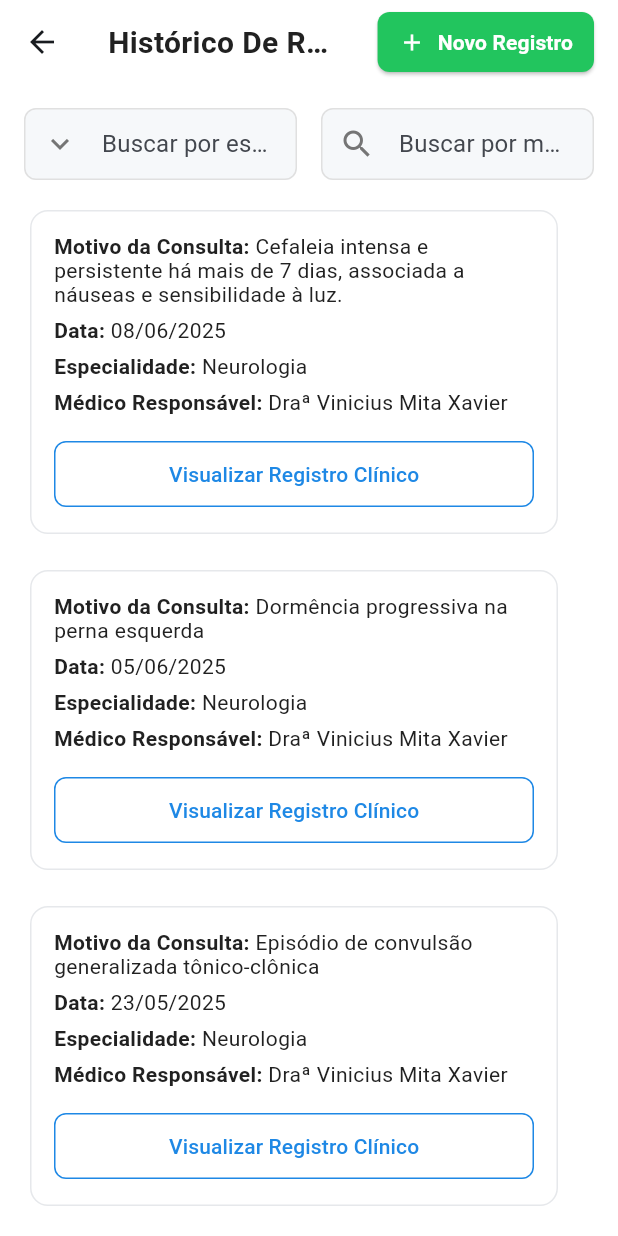
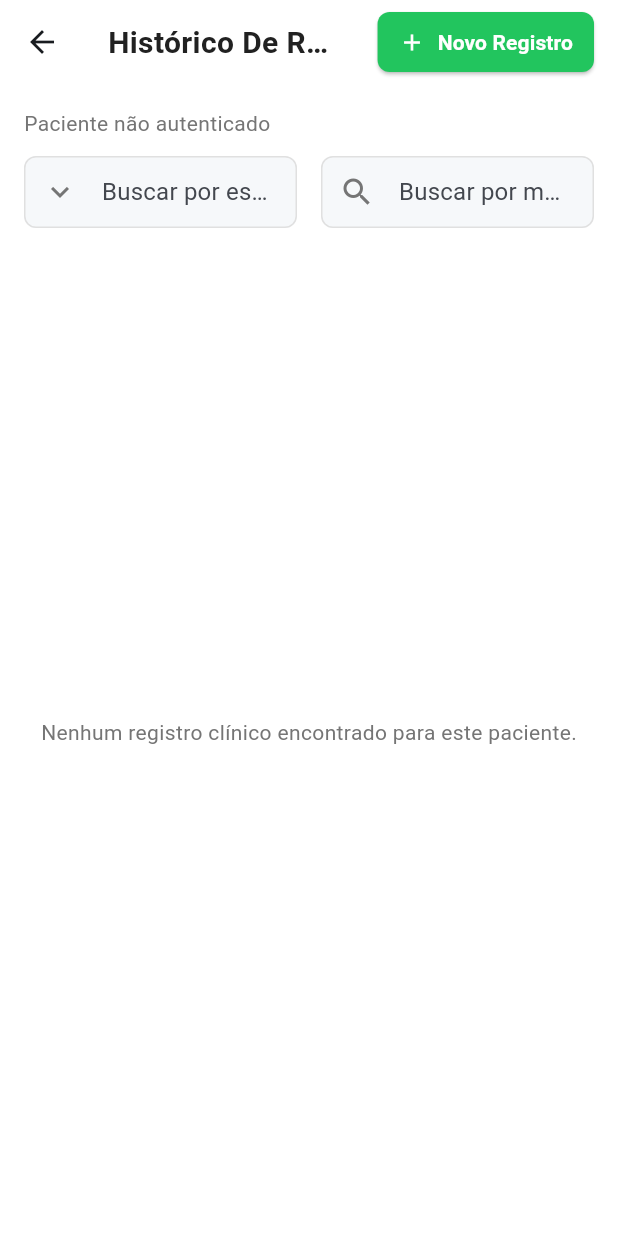
Before and after one commit to Gabrielagomesf/PulseFlow-APP, a Flutter app: the MedicalRecordsScreen screen opened by its route, on a phone screen of 412 x 824 dp. Run offline on Flutter 3.47's test engine with Material 3 defaults, Android fonts, the phone set to English and light mode, and no system bars; our stand-ins replace animated_text_kit, flutter_dotenv, flutter_secure_storage, form_field_validator, get, jwt_decoder and 1 more; missing offline and left inert: mailer, mongo_dart; accounts and stored records are empty.

Commit message:
Puxando as informações do banco de dados da parte do historico registro medico clinico

```diff
--- a/lib/config/database_config.dart
+++ b/lib/config/database_config.dart
@@ -16,6 +16,7 @@ class DatabaseConfig {
 
   static const String databaseName = 'paciente_app';
   static const String patientsCollection = 'patients';
+  static const String medicalNotesCollection = 'anotacaomedicas';
 
   static const Map<String, dynamic> connectionOptions = {
     'retryWrites': true,
--- /dev/null
+++ b/lib/models/medical_note.dart
@@ -0,0 +1,39 @@
+class MedicalNote {
+  final String id;
+  final String patientId;
+  final String titulo;
+  final String categoria;
+  final String medico;
+  final DateTime data;
+
+  MedicalNote({
+    required this.id,
+    required this.patientId,
+    required this.titulo,
+    required this.categoria,
+    required this.medico,
+    required this.data,
+  });
+
+  factory MedicalNote.fromJson(Map<String, dynamic> json) {
+    DateTime parsedDate;
+    final rawDate = json['data'];
+    if (rawDate is DateTime) {
+      parsedDate = rawDate;
+    } else if (rawDate is Map && rawDate['date'] != null) {
+      parsedDate = DateTime.tryParse(rawDate['date'].toString()) ?? DateTime.now();
+    } else {
+      parsedDate = DateTime.tryParse(rawDate?.toString() ?? '') ?? DateTime.now();
+    }
+
+    return MedicalNote(
+      id: json['_id']?.toString() ?? '',
+      patientId: json['patientId']?.toString() ?? '',
+      // Tolerante a chaves alternativas
+      titulo: (json['titulo'] ?? json['motivoConsulta'])?.toString() ?? '',
+      categoria: (json['categoria'] ?? json['especialidade'])?.toString() ?? '',
+      medico: (json['medico'] ?? json['medicoResponsavel'])?.toString() ?? '',
+      data: parsedDate,
+    );
+  }
+}
--- a/lib/screens/medical_records/medical_records_screen.dart
+++ b/lib/screens/medical_records/medical_records_screen.dart
@@ -1,12 +1,14 @@
 import 'package:flutter/material.dart';
 import 'package:get/get.dart';
 import '../../theme/app_theme.dart';
+import 'medical_records_controller.dart';
 
 class MedicalRecordsScreen extends StatelessWidget {
   const MedicalRecordsScreen({super.key});
 
   @override
   Widget build(BuildContext context) {
+    final controller = Get.put(MedicalRecordsController());
     return Scaffold(
       backgroundColor: Colors.white,
       appBar: AppBar(
@@ -34,6 +36,19 @@ class MedicalRecordsScreen extends StatelessWidget {
           child: Column(
             crossAxisAlignment: CrossAxisAlignment.start,
             children: [
+              Obx(() {
+                if (controller.isLoading.value) {
+                  return const LinearProgressIndicator(minHeight: 2);
+                }
+                final p = controller.patient.value;
+                return Padding(
+                  padding: const EdgeInsets.only(bottom: 12),
+                  child: Text(
+                    p != null ? 'Paciente: ${p.name}  •  ID: ${p.id}' : 'Paciente não autenticado',
+                    style: AppTheme.bodyMedium.copyWith(color: AppTheme.textSecondary),
+                  ),
+                );
+              }),
               Row(
                 children: [
                   Expanded(
@@ -54,39 +69,38 @@ class MedicalRecordsScreen extends StatelessWidget {
               ),
               const SizedBox(height: 16),
               Expanded(
-                child: LayoutBuilder(
-                  builder: (context, constraints) {
-                    return SingleChildScrollView(
-                      child: Wrap(
-                        spacing: 16,
-                        runSpacing: 16,
-                        children: [
-                          _recordCard(
-                            motivo:
-                                'Cefaleia intensa e persistente há mais de 7 dias, associada a náuseas e sensibilidade à luz.',
-                            data: '08/06/2025',
-                            especialidade: 'Neurologia',
-                            medico: 'Draª Vinicius Mita Xavier',
-                          ),
-                          _recordCard(
-                            motivo:
-                                'Dormência progressiva na perna esquerda',
-                            data: '05/06/2025',
-                            especialidade: 'Neurologia',
-                            medico: 'Draª Vinicius Mita Xavier',
-                          ),
-                          _recordCard(
-                            motivo:
-                                'Episódio de convulsão generalizada tônico-clônica',
-                            data: '23/05/2025',
-                            especialidade: 'Neurologia',
-                            medico: 'Draª Vinicius Mita Xavier',
-                          ),
-                        ],
+                child: Obx(() {
+                  if (controller.isLoading.value) {
+                    return const Center(child: CircularProgressIndicator());
+                  }
+                  final list = controller.notes;
+                  if (list.isEmpty) {
+                    return Center(
+                      child: Text(
+                        'Nenhum registro clínico encontrado para este paciente.',
+                        style: AppTheme.bodyMedium,
                       ),
                     );
-                  },
-                ),
+                  }
+                  return SingleChildScrollView(
+                    child: Wrap(
+                      spacing: 16,
+                      runSpacing: 16,
+                      children: list.map((n) {
+                        final d = n.data;
+                        final dd = d.day.toString().padLeft(2, '0');
+                        final mm = d.month.toString().padLeft(2, '0');
+                        final yy = d.year.toString();
+                        return _recordCard(
+                          titulo: n.titulo,
+                          data: '$dd/$mm/$yy',
+                          categoria: n.categoria,
+                          medico: n.medico,
+                        );
+                      }).toList(),
+                    ),
+                  );
+                }),
               ),
             ],
           ),
@@ -124,9 +138,9 @@ class MedicalRecordsScreen extends StatelessWidget {
   }
 
   Widget _recordCard({
-    required String motivo,
+    required String titulo,
     required String data,
-    required String especialidade,
+    required String categoria,
     required String medico,
   }) {
     return SizedBox(
@@ -143,13 +157,13 @@ class MedicalRecordsScreen extends StatelessWidget {
           child: Column(
             crossAxisAlignment: CrossAxisAlignment.start,
             children: [
-              _labelValue('Motivo da Consulta:', motivo),
+              _labelValue('Título:', titulo),
               const SizedBox(height: 8),
               _labelValue('Data:', data),
               const SizedBox(height: 8),
-              _labelValue('Especialidade:', especialidade),
+              _labelValue('Categoria:', categoria),
               const SizedBox(height: 8),
-              _labelValue('Médico Responsável:', medico),
+              _labelValue('Médico:', medico),
               const SizedBox(height: 16),
               SizedBox(
                 width: double.infinity,
```
Also changed, not shown: lib/screens/medical_records/medical_records_controller.dart (added, +44 -0 lines), lib/services/database_service.dart (+72 -0 lines).
